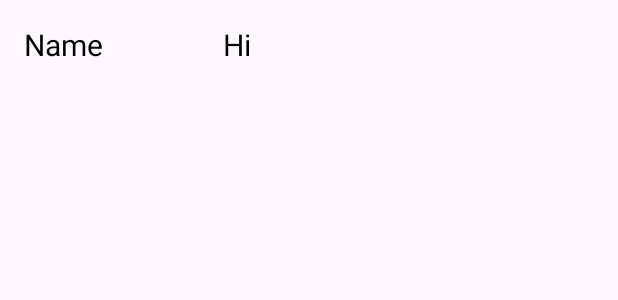
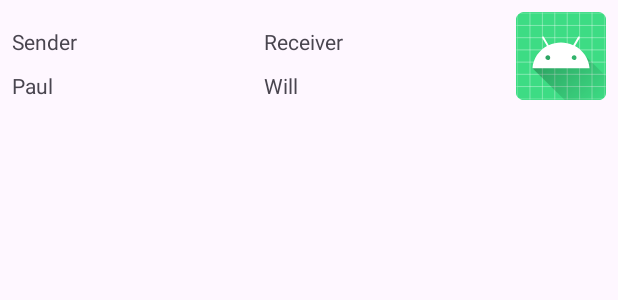
Before and after one commit to paul-adaimi/sticker-messenger, an Android app: the layout info_entry.xml on its own in the app's theme, with its tools: preview values and no code run, on a phone screen of 412 x 824 dp. Shown: the top 300 px of the screen. Run offline under Robolectric (Android 15) with nearby library versions, the phone set to English and light mode, and no system bars.

Commit message:
RecycleView implement
RecycleView implement

```diff
--- a/app/src/main/res/layout/info_entry.xml
+++ b/app/src/main/res/layout/info_entry.xml
@@ -1,34 +1,61 @@
 <?xml version="1.0" encoding="utf-8"?>
-<RelativeLayout xmlns:android="http://schemas.android.com/apk/res/android"
+<LinearLayout xmlns:android="http://schemas.android.com/apk/res/android"
     android:layout_width="match_parent"
     android:layout_height="wrap_content"
-    xmlns:tools="http://schemas.android.com/tools">
+    android:orientation="horizontal"
+    android:padding="8dp">
 
-    <TextView
-        android:id="@+id/name"
-        android:layout_width="109dp"
+    <LinearLayout
+        android:layout_width="0dp"
         android:layout_height="wrap_content"
-        android:layout_alignParentStart="true"
-        android:layout_marginStart="16dp"
-        android:layout_marginTop="16dp"
-        android:layout_marginEnd="10dp"
-        android:layout_marginBottom="16dp"
-        android:layout_toStartOf="@id/url"
-        android:textColor="@color/black"
-        android:textSize="20sp"
-        tools:text="Name" />
+        android:layout_weight="1"
+        android:orientation="vertical">
 
-    <TextView
-        android:id="@+id/url"
-        android:layout_width="245dp"
+        <TextView
+            android:id="@+id/textViewSenderLabel"
+            android:layout_width="match_parent"
+            android:layout_height="wrap_content"
+            android:text="Sender"
+            android:layout_marginTop="10dp"
+            android:gravity="center_vertical"/>
+
+        <TextView
+            android:id="@+id/textViewSenderName"
+            android:layout_width="match_parent"
+            android:layout_height="wrap_content"
+            android:layout_marginTop="10dp"
+            android:text="Paul"
+            android:gravity="center_vertical"/>
+    </LinearLayout>
+
+    <LinearLayout
+        android:layout_width="0dp"
         android:layout_height="wrap_content"
-        android:layout_alignParentEnd="true"
-        android:layout_marginStart="16dp"
-        android:layout_marginTop="16dp"
-        android:layout_marginEnd="18dp"
-        android:layout_marginBottom="16dp"
-        android:textColor="@color/black"
-        android:textSize="20sp"
-        tools:text="Hi" />
+        android:layout_weight="1"
+        android:orientation="vertical">
 
-</RelativeLayout>
+        <TextView
+            android:id="@+id/textViewRecipientLabel"
+            android:layout_width="match_parent"
+            android:layout_height="wrap_content"
+            android:text="Receiver"
+            android:layout_marginTop="10dp"
+            android:gravity="center_vertical"/>
+
+        <TextView
+            android:id="@+id/textViewRecipientName"
+            android:layout_width="match_parent"
+            android:layout_height="wrap_content"
+            android:text="Will"
+            android:layout_marginTop="10dp"
+            android:gravity="center_vertical"/>
+    </LinearLayout>
+
+    <ImageView
+        android:id="@+id/imageViewPicture"
+        android:layout_width="60dp"
+        android:layout_height="match_parent"
+        android:layout_weight="0"
+        android:scaleType="fitXY"
+        android:src="@mipmap/ic_launcher"/>
+</LinearLayout>
```
Also changed, not shown: app/src/main/java/com/example/myapplication/Info.java (added, +17 -0 lines), app/src/main/java/com/example/myapplication/InfoAdapter.java (added, +52 -0 lines), app/src/main/java/com/example/myapplication/InfoViewHolder.java (added, +23 -0 lines), app/src/main/java/com/example/myapplication/MainActivity.java (+9 -1 lines), app/src/main/java/com/example/myapplication/SendAndReceive.java (+26 -0 lines), app/src/main/res/layout/activity_send_and_receive.xml (+16 -21 lines), app/src/main/res/drawable/angry.png (added), 2 other files.
